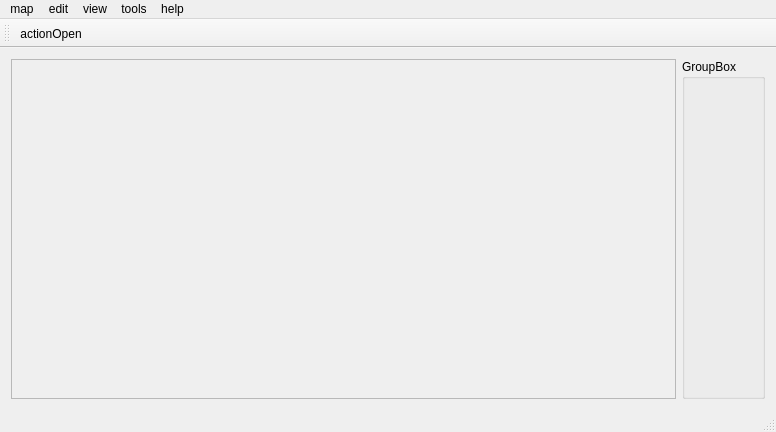
The window that mainwindow.ui (Berimor66/humblemaps) describes before a commit, drawn with Qt 5.
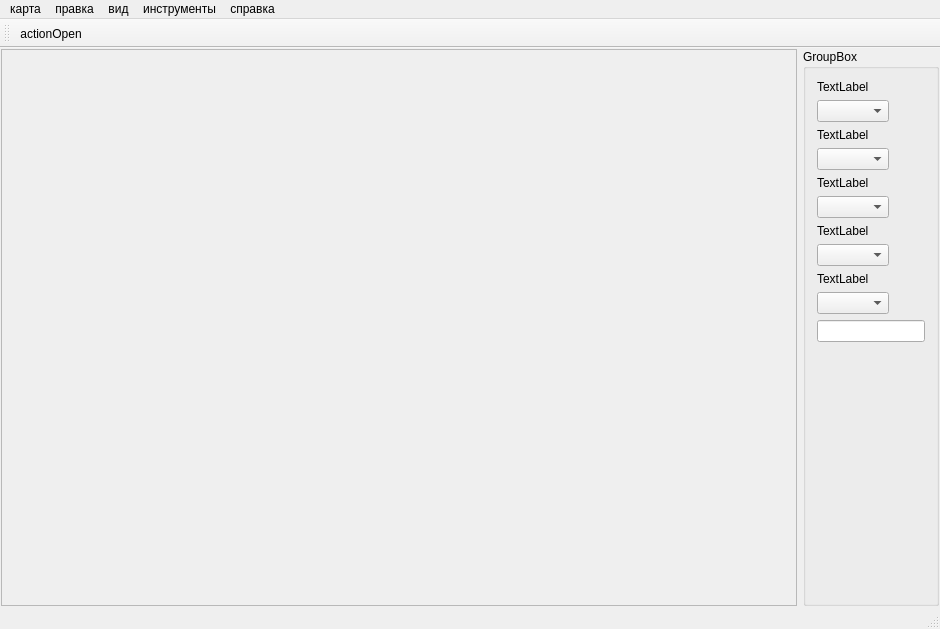
The same window after the commit. Icons and pictures are not drawn.

Diff of the .ui file:
```diff
--- a/mainwindow.ui
+++ b/mainwindow.ui
@@ -6,8 +6,8 @@
    <rect>
     <x>0</x>
     <y>0</y>
-    <width>776</width>
-    <height>432</height>
+    <width>940</width>
+    <height>629</height>
    </rect>
   </property>
   <property name="windowTitle">
@@ -19,6 +19,9 @@
   </property>
   <widget class="QWidget" name="centralWidget">
    <layout class="QHBoxLayout" name="horizontalLayout">
+    <property name="margin">
+     <number>1</number>
+    </property>
     <item>
      <widget class="QScrollArea" name="scrollArea">
       <property name="sizePolicy">
@@ -35,8 +38,8 @@
         <rect>
          <x>0</x>
          <y>0</y>
-         <width>684</width>
-         <height>353</height>
+         <width>752</width>
+         <height>545</height>
         </rect>
        </property>
       </widget>
@@ -50,9 +53,105 @@
         <verstretch>0</verstretch>
        </sizepolicy>
       </property>
+      <property name="minimumSize">
+       <size>
+        <width>120</width>
+        <height>0</height>
+       </size>
+      </property>
       <property name="title">
        <string>GroupBox</string>
       </property>
+      <layout class="QFormLayout" name="formLayout">
+       <item row="0" column="0">
+        <widget class="QLabel" name="label">
+         <property name="text">
+          <string>TextLabel</string>
+         </property>
+        </widget>
+       </item>
+       <item row="1" column="0">
+        <widget class="QComboBox" name="comboBox_5">
+         <property name="sizePolicy">
+          <sizepolicy hsizetype="Expanding" vsizetype="Fixed">
+           <horstretch>0</horstretch>
+           <verstretch>0</verstretch>
+          </sizepolicy>
+         </property>
+        </widget>
+       </item>
+       <item row="2" column="0">
+        <widget class="QLabel" name="label_2">
+         <property name="text">
+          <string>TextLabel</string>
+         </property>
+        </widget>
+       </item>
+       <item row="3" column="0">
+        <widget class="QComboBox" name="comboBox_4">
+         <property name="sizePolicy">
+          <sizepolicy hsizetype="Expanding" vsizetype="Fixed">
+           <horstretch>0</horstretch>
+           <verstretch>0</verstretch>
+          </sizepolicy>
+         </property>
+        </widget>
+       </item>
+       <item row="4" column="0">
+        <widget class="QLabel" name="label_3">
+         <property name="text">
+          <string>TextLabel</string>
+         </property>
+        </widget>
+       </item>
+       <item row="5" column="0">
+        <widget class="QComboBox" name="comboBox_3">
+         <property name="sizePolicy">
+          <sizepolicy hsizetype="Expanding" vsizetype="Fixed">
+           <horstretch>0</horstretch>
+           <verstretch>0</verstretch>
+          </sizepolicy>
+         </property>
+        </widget>
+       </item>
+       <item row="6" column="0">
+        <widget class="QLabel" name="label_4">
+         <property name="text">
+          <string>TextLabel</string>
+         </property>
+        </widget>
+       </item>
+       <item row="7" column="0">
+        <widget class="QComboBox" name="comboBox_2">
+         <property name="sizePolicy">
+          <sizepolicy hsizetype="Expanding" vsizetype="Fixed">
+           <horstretch>0</horstretch>
+           <verstretch>0</verstretch>
+          </sizepolicy>
+         </property>
+        </widget>
+       </item>
+       <item row="8" column="0">
+        <widget class="QLabel" name="label_5">
+         <property name="text">
+          <string>TextLabel</string>
+         </property>
+        </widget>
+       </item>
+       <item row="9" column="0">
+        <widget class="QComboBox" name="comboBox">
+         <property name="sizePolicy">
+          <sizepolicy hsizetype="Expanding" vsizetype="Fixed">
+           <horstretch>0</horstretch>
+           <verstretch>0</verstretch>
+          </sizepolicy>
+         </property>
+        </widget>
+       </item>
+       <item row="10" column="0">
+        <widget class="QLineEdit" name="lineEdit"/>
+       </item>
+      </layout>
      </widget>
     </item>
    </layout>
@@ -62,33 +161,33 @@
     <rect>
      <x>0</x>
      <y>0</y>
-     <width>776</width>
-     <height>18</height>
+     <width>940</width>
+     <height>27</height>
     </rect>
    </property>
    <widget class="QMenu" name="menuMap">
     <property name="title">
-     <string>map</string>
+     <string>карта</string>
     </property>
    </widget>
    <widget class="QMenu" name="menuEdit">
     <property name="title">
-     <string>edit</string>
+     <string>правка</string>
     </property>
    </widget>
    <widget class="QMenu" name="menuView">
     <property name="title">
-     <string>view</string>
+     <string>вид</string>
     </property>
    </widget>
    <widget class="QMenu" name="menuTools">
     <property name="title">
-     <string>tools</string>
+     <string>инструменты</string>
     </property>
    </widget>
    <widget class="QMenu" name="menuHelp">
     <property name="title">
-     <string>help</string>
+     <string>справка</string>
     </property>
     <addaction name="actionContents"/>
     <addaction name="actionAbout"/>
```
Left out of the diff: 43 changed lines with no effect on the pictures.
